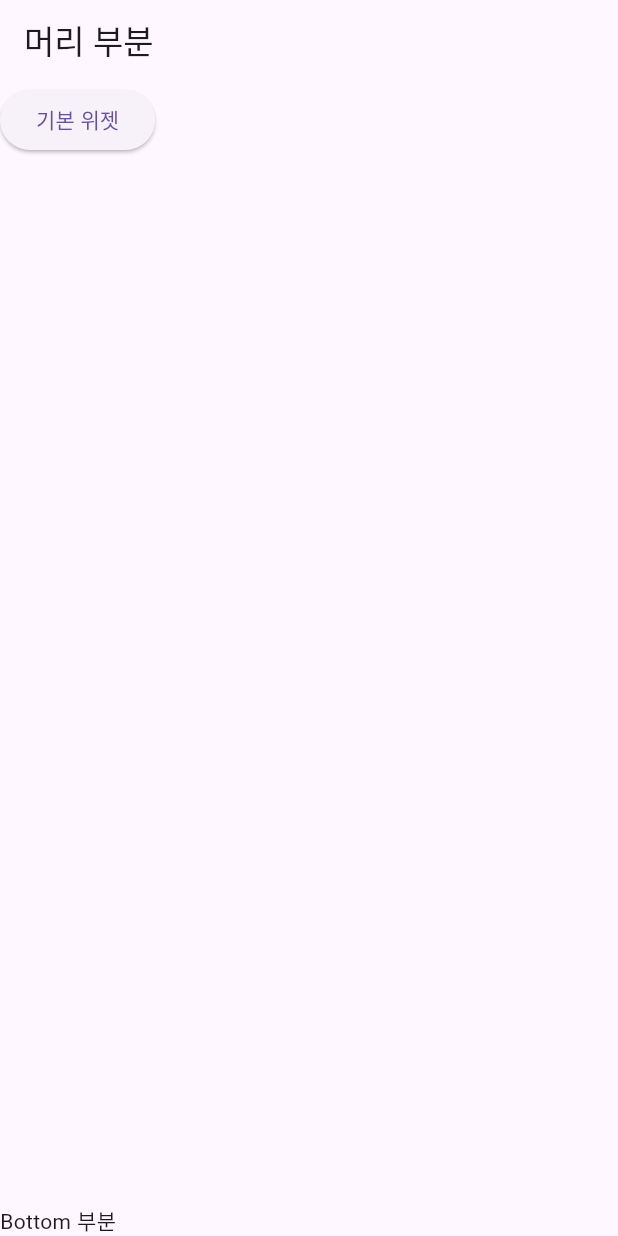
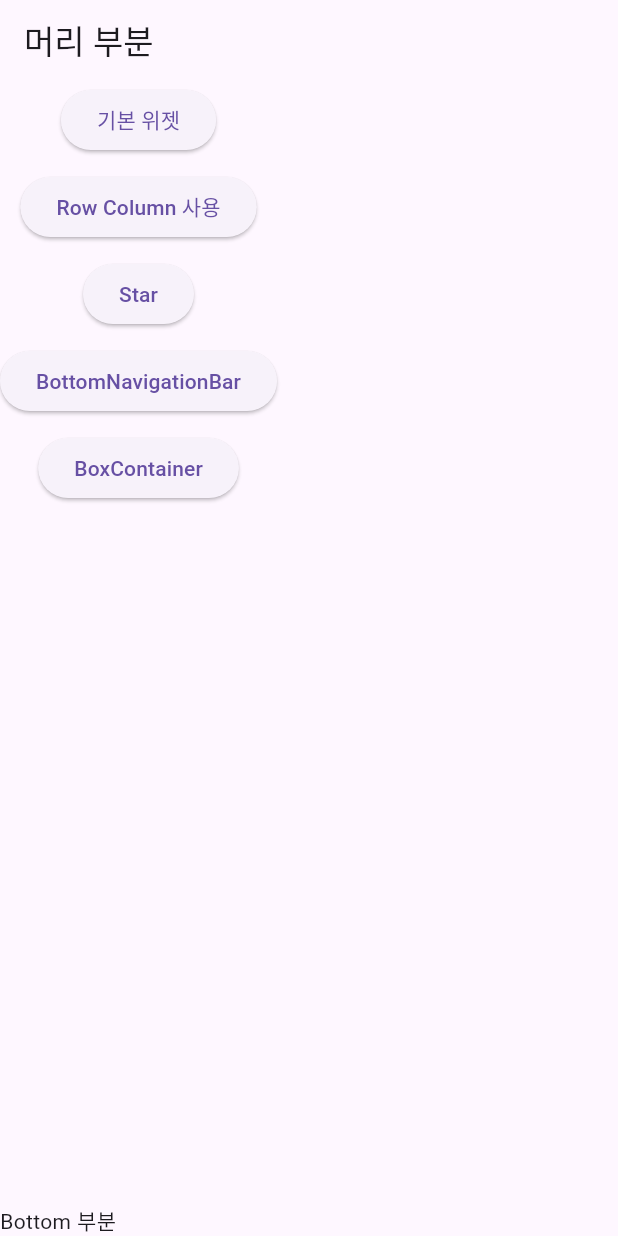
Before and after one commit to ba6853ak/flutter_study, a Flutter app: the screen it shows after launch, on a phone screen of 412 x 824 dp. Run offline on Flutter 3.47's test engine with Material 3 defaults, Android fonts, the phone set to English and light mode, and no system bars.

Commit message:
Feat: BoxContainer 만들기 시작

```diff
--- a/lib/Home.dart
+++ b/lib/Home.dart
@@ -14,6 +14,26 @@ class Home extends StatelessWidget {
               print('ElevatedButton Click');
               Navigator.pushNamed(context, '/def');
             }, child: Text('기본 위젯')),
+            SizedBox(height: 10,),
+            ElevatedButton(onPressed: () {
+              print('ElevatedButton Click');
+              Navigator.pushNamed(context, '/rowColumn');
+            }, child: Text('Row Column 사용')),
+            SizedBox(height: 10,),
+            ElevatedButton(onPressed: () {
+              print('ElevatedButton Click');
+              Navigator.pushNamed(context, '/star');
+            }, child: Text('Star')),
+            SizedBox(height: 10,),
+            ElevatedButton(onPressed: () {
+              print('ElevatedButton Click');
+              Navigator.pushNamed(context, '/bottomNavigationBar');
+            }, child: Text('BottomNavigationBar')),
+            SizedBox(height: 10,),
+            ElevatedButton(onPressed: () {
+              print('BoxCon Click');
+              Navigator.pushNamed(context, '/boxCon');
+            }, child: Text('BoxContainer')),
           ],
         ),
       ),
--- /dev/null
+++ b/lib/def/RowColumn.dart
@@ -0,0 +1,45 @@
+import 'package:flutter/material.dart';
+
+class RowColumn extends StatelessWidget {
+  const RowColumn({super.key});
+
+  @override
+  Widget build(BuildContext context) {
+    return MaterialApp(
+      home: Scaffold(
+        appBar: AppBar(title: Text('Row Column'),),
+        body: Column(
+          mainAxisAlignment: MainAxisAlignment.start,
+          children: [
+            Row(
+              mainAxisAlignment: MainAxisAlignment.center,
+              children: [
+              Container(
+                margin: EdgeInsets.all(10),
+                padding: EdgeInsets.fromLTRB(10, 20, 10, 0),
+                color: Colors.red,
+                width: 500,
+                height: 500,
+                child: Column(
+                  children: [
+                    Row(
+                      children: [
+                        Icon(Icons.star,),
+                      ],
+                    ),
+                  ],
+                ),
+              ),
+                Container(
+
+                  color: Colors.blue,
+                  width: 100,
+                  height: 100,
+                ),
+            ],),
+          ],
+        ),
+      ),
+    );
+  }
+}
--- /dev/null
+++ b/lib/def/bottom_navigation_bar.dart
@@ -0,0 +1,31 @@
+import 'package:flutter/material.dart';
+
+class BottomNavigation extends StatelessWidget {
+  const BottomNavigation({super.key});
+
+  @override
+  Widget build(BuildContext context) {
+    return MaterialApp(
+      home: Scaffold(
+        appBar: AppBar(title: Text('Hello World'),
+          backgroundColor: Colors.green,
+
+        ),
+        body: Row(children: [Text('Body 영역')],),
+        bottomNavigationBar: Container(
+          height: 50,
+          color: Colors.grey[300],
+          child: Row(
+
+            mainAxisAlignment: MainAxisAlignment.spaceEvenly,
+            children: [
+              Icon(Icons.access_alarm),
+              Icon(Icons.account_balance),
+              Icon(Icons.account_box_sharp),
+            ],
+          ),
+        ),
+      ),
+    );
+  }
+}
--- /dev/null
+++ b/lib/def/star.dart
@@ -0,0 +1,45 @@
+import 'package:flutter/material.dart';
+
+class Star extends StatelessWidget {
+  const Star({super.key});
+
+  @override
+  Widget build(BuildContext context) {
+    return Scaffold(
+      appBar: AppBar(title: Text('Star'),),
+      body: Container(
+        child: Column(
+          children: [
+            Row(children: [
+              Icon(Icons.star,),
+              Icon(Icons.star,),
+              Icon(Icons.star,),
+              Icon(Icons.star,),
+              Icon(Icons.star,),
+            ],),
+            Row(children: [
+              Icon(Icons.star,),
+              Icon(Icons.star,),
+              Icon(Icons.star,),
+              Icon(Icons.star,),
+            ],),
+            Row(children: [
+              Icon(Icons.star,),
+              Icon(Icons.star,),
+              Icon(Icons.star,),
+
+            ],),
+            Row(children: [
+              Icon(Icons.star,),
+              Icon(Icons.star,),
+
+            ],),
+            Row(children: [
+              Icon(Icons.star,),
+            ],),
+          ],
+        ),
+      ),
+    );
+  }
+}
--- a/lib/routes.dart
+++ b/lib/routes.dart
@@ -2,11 +2,18 @@ import 'package:flutter/material.dart';
 import 'Home.dart';
 import 'About.dart';
 import 'def/Def.dart';
+import 'def/RowColumn.dart';
+import 'def/star.dart';
+import 'def/bottom_navigation_bar.dart';
+import 'def/BoxCon.dart';
 
 // Java Map ( Hash Map Key:Value )
 final Map<String, WidgetBuilder> routes = {
-
   "/home": (context) => Home(),
   "/about": (context) => About(),
   "/def": (context) => Def(),
+  "/rowColumn": (context) => RowColumn(),
+  "/star": (context) => Star(),
+  "/bottomNavigationBar": (context) => BottomNavigation(),
+  "/boxCon": (context) => BoxCon(),
 };
```
Also changed, not shown: lib/def/BoxCon.dart (added, +25 -0 lines).
